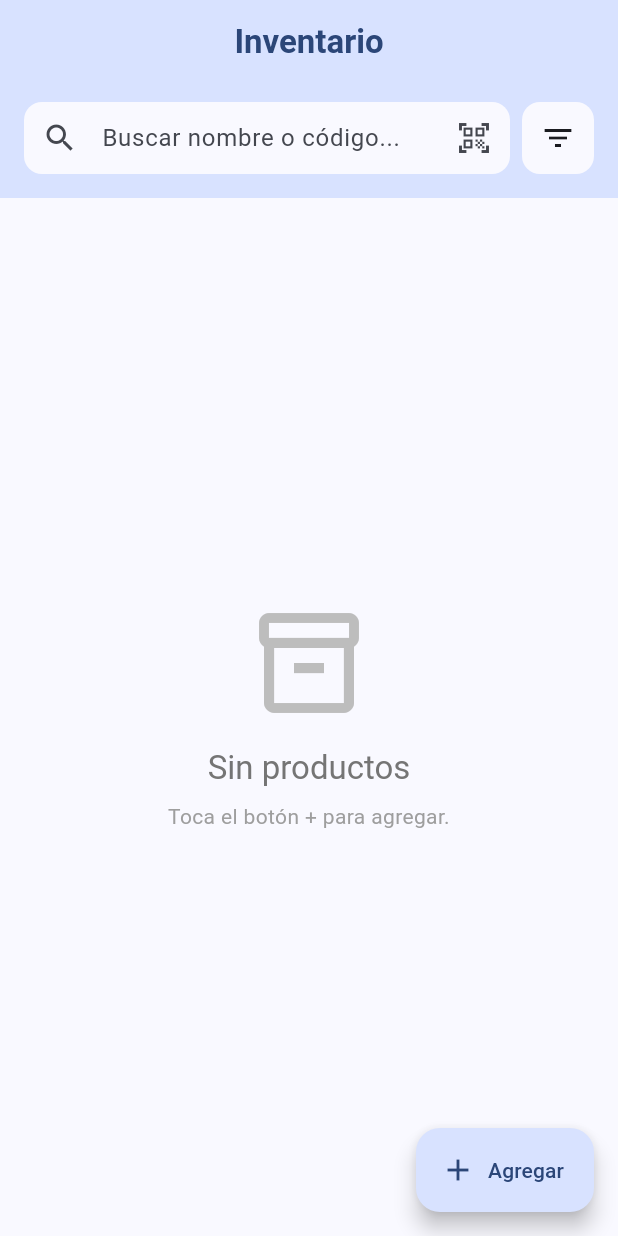
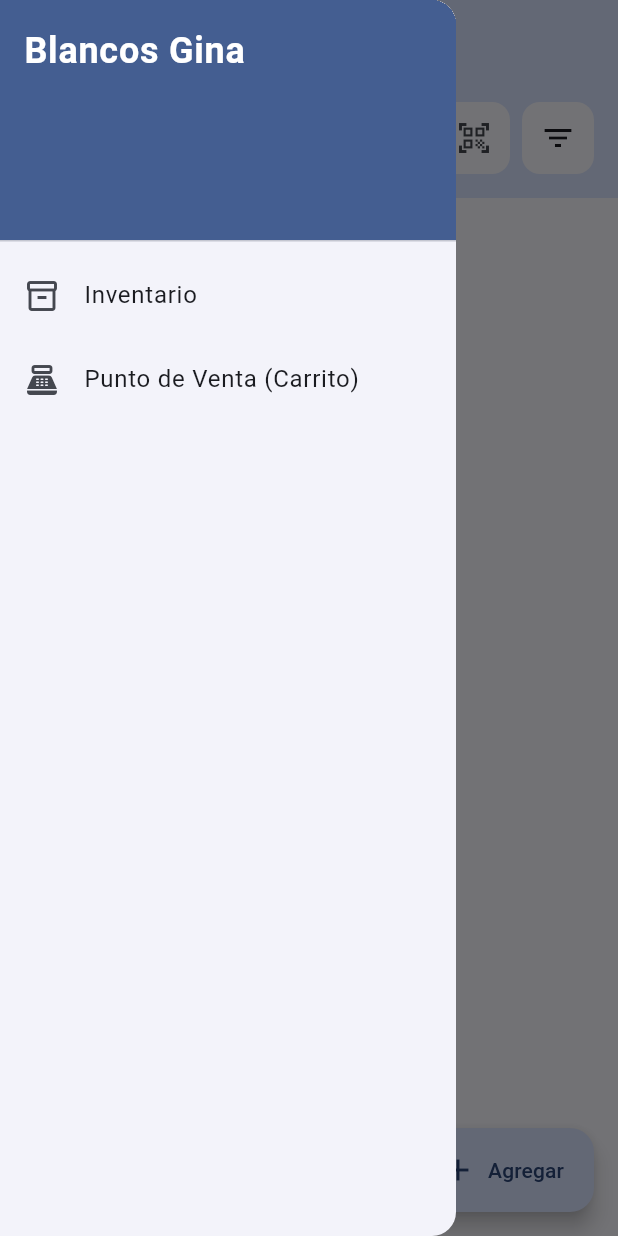
Before and after one commit to HumbertoTacos/Inventarios-Universal, a Flutter app: the screen it shows after launch, with the side drawer open (before the commit the screen has no drawer), on a phone screen of 412 x 824 dp. Run offline on Flutter 3.47's test engine with Material 3 defaults, Android fonts, the phone set to English and light mode, and no system bars; our stand-ins replace cloud_firestore, firebase_core; missing offline and left inert: mobile_scanner; accounts and stored records are empty.

Commit message:
pantalla y lógica de venta

```diff
--- /dev/null
+++ b/lib/models/venta.dart
@@ -0,0 +1,69 @@
+class VentaItem {
+  final String productoId;
+  final String nombre;
+  final double precioUnitario;
+  final int cantidad;
+
+  double get subtotal => precioUnitario * cantidad;
+
+  VentaItem({
+    required this.productoId,
+    required this.nombre,
+    required this.precioUnitario,
+    required this.cantidad,
+  });
+
+  Map<String, dynamic> toMap() {
+    return {
+      'productoId': productoId,
+      'nombre': nombre,
+      'precioUnitario': precioUnitario,
+      'cantidad': cantidad,
+      'subtotal': subtotal,
+    };
+  }
+
+  factory VentaItem.fromMap(Map<String, dynamic> map) {
+    return VentaItem(
+      productoId: map['productoId'] as String? ?? '',
+      nombre: map['nombre'] as String? ?? '',
+      precioUnitario: (map['precioUnitario'] as num?)?.toDouble() ?? 0.0,
+      cantidad: (map['cantidad'] as num?)?.toInt() ?? 0,
+    );
+  }
+}
+
+class Venta {
+  final String id;
+  final DateTime fecha;
+  final List<VentaItem> items;
+  final double total;
+
+  Venta({
+    required this.id,
+    required this.fecha,
+    required this.items,
+    required this.total,
+  });
+
+  Map<String, dynamic> toMap() {
+    return {
+      'fecha': fecha.toIso8601String(),
+      'items': items.map((x) => x.toMap()).toList(),
+      'total': total,
+    };
+  }
+
+  factory Venta.fromMap(Map<String, dynamic> map, String id) {
+    return Venta(
+      id: id,
+      fecha: map['fecha'] != null ? DateTime.parse(map['fecha']) : DateTime.now(),
+      items: List<VentaItem>.from(
+        (map['items'] as List<dynamic>? ?? []).map<VentaItem>(
+          (x) => VentaItem.fromMap(x as Map<String, dynamic>),
+        ),
+      ),
+      total: (map['total'] as num?)?.toDouble() ?? 0.0,
+    );
+  }
+}
--- a/lib/screens/inventario_screen.dart
+++ b/lib/screens/inventario_screen.dart
@@ -5,9 +5,12 @@ import '../models/categoria.dart';
 import '../services/firebase_service.dart';
 import 'agregar_producto_screen.dart';
 import 'barcode_scanner_screen.dart';
+import 'ventas_screen.dart';
 
 class InventarioScreen extends StatefulWidget {
-  const InventarioScreen({super.key});
+  final bool modoSeleccion;
+
+  const InventarioScreen({super.key, this.modoSeleccion = false});
 
   @override
   State<InventarioScreen> createState() => _InventarioScreenState();
@@ -66,6 +69,35 @@ class _InventarioScreenState extends State<InventarioScreen> {
     final colorScheme = Theme.of(context).colorScheme;
 
     return Scaffold(
+      drawer: widget.modoSeleccion
+          ? null
+          : Drawer(
+              child: ListView(
+                padding: EdgeInsets.zero,
+                children: [
+                  DrawerHeader(
+                    decoration: BoxDecoration(color: colorScheme.primary),
+                    child: const Text(
+                      'Blancos Gina',
+                      style: TextStyle(color: Colors.white, fontSize: 24, fontWeight: FontWeight.bold),
+                    ),
+                  ),
+                  ListTile(
+                    leading: const Icon(Icons.inventory_2_outlined),
+                    title: const Text('Inventario'),
+                    onTap: () => Navigator.pop(context),
+                  ),
+                  ListTile(
+                    leading: const Icon(Icons.point_of_sale),
+                    title: const Text('Punto de Venta (Carrito)'),
+                    onTap: () {
+                      Navigator.pop(context);
+                      Navigator.push(context, MaterialPageRoute(builder: (_) => const VentasScreen()));
+                    },
+                  ),
+                ],
+              ),
+            ),
       appBar: AppBar(
         title: const Text(
           'Inventario',
@@ -149,11 +181,13 @@ class _InventarioScreenState extends State<InventarioScreen> {
           );
         },
       ),
-      floatingActionButton: FloatingActionButton.extended(
-        onPressed: _navegarAAgregarProducto,
-        icon: const Icon(Icons.add),
-        label: const Text('Agregar'),
-      ),
+      floatingActionButton: widget.modoSeleccion
+          ? null
+          : FloatingActionButton.extended(
+              onPressed: _navegarAAgregarProducto,
+              icon: const Icon(Icons.add),
+              label: const Text('Agregar'),
+            ),
     );
   }
 
@@ -202,7 +236,7 @@ class _InventarioScreenState extends State<InventarioScreen> {
 
     return Dismissible(
       key: Key(producto.id),
-      direction: DismissDirection.endToStart,
+      direction: widget.modoSeleccion ? DismissDirection.none : DismissDirection.endToStart,
       background: Container(
         alignment: Alignment.centerRight,
         padding: const EdgeInsets.only(right: 24),
@@ -220,7 +254,13 @@ class _InventarioScreenState extends State<InventarioScreen> {
         margin: const EdgeInsets.symmetric(vertical: 4),
         shape: RoundedRectangleBorder(borderRadius: BorderRadius.circular(12)),
         child: ListTile(
-          onTap: () => _mostrarDialogoRestock(producto),
+          onTap: () {
+            if (widget.modoSeleccion) {
+              Navigator.pop(context, producto);
+            } else {
+              _mostrarDialogoRestock(producto);
+            }
+          },
           contentPadding: const EdgeInsets.symmetric(horizontal: 16, vertical: 8),
           leading: CircleAvatar(
             backgroundColor: colorScheme.secondaryContainer,
--- a/lib/services/firebase_service.dart
+++ b/lib/services/firebase_service.dart
@@ -1,6 +1,7 @@
 import 'package:cloud_firestore/cloud_firestore.dart';
 import '../models/producto.dart';
 import '../models/categoria.dart';
+import '../models/venta.dart';
 
 class FirebaseService {
   final CollectionReference _productosRef =
@@ -8,6 +9,9 @@ class FirebaseService {
 
   final CollectionReference _categoriasRef =
       FirebaseFirestore.instance.collection('categorias');
+
+  final CollectionReference _ventasRef =
+      FirebaseFirestore.instance.collection('ventas');
 
   // ── Productos ─────────────────────────────────────────────────────────────
 
@@ -104,4 +108,38 @@ class FirebaseService {
     }
     await batch.commit();
   }
+
+  // ── Ventas ────────────────────────────────────────────────────────────────
+
+  Future<void> registrarVenta(Venta venta) async {
+    final batch = FirebaseFirestore.instance.batch();
+
+    // 1. Guardar la venta (el ID se generará automáticamente si mandamos uno vacío, o usamos uno nuevo)
+    final docVenta = _ventasRef.doc();
+
+    // Asignar el ID autogenerado al modelo antes de guardar
+    final ventaParaGuardar = Venta(
+      id: docVenta.id,
+      fecha: venta.fecha,
+      items: venta.items,
+      total: venta.total,
+    );
+
+    batch.set(docVenta, ventaParaGuardar.toMap());
+
+    // 2. Descontar inventario de todos los productos
+    for (final item in venta.items) {
+      final docProd = _productosRef.doc(item.productoId);
+      // Usamos increment con valor negativo para restar atómicamente
+      batch.update(docProd, {
+        'cantidad': FieldValue.increment(-item.cantidad),
+      });
+    }
+
+    try {
+      await batch.commit();
+    } on FirebaseException catch (e) {
+      throw Exception('Error al registrar venta: ${e.message}');
+    }
+  }
 }
```
Also changed, not shown: lib/screens/ventas_screen.dart (added, +369 -0 lines).
